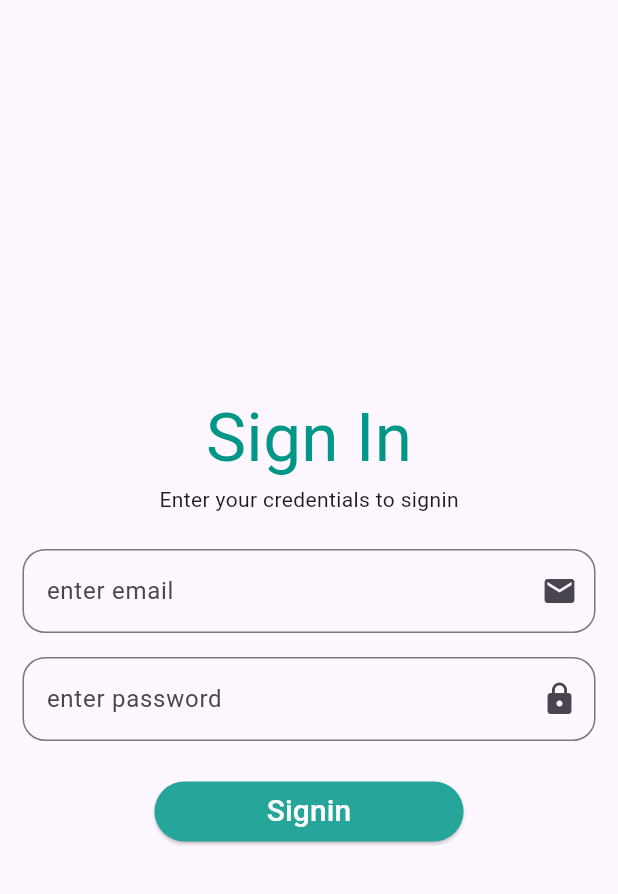
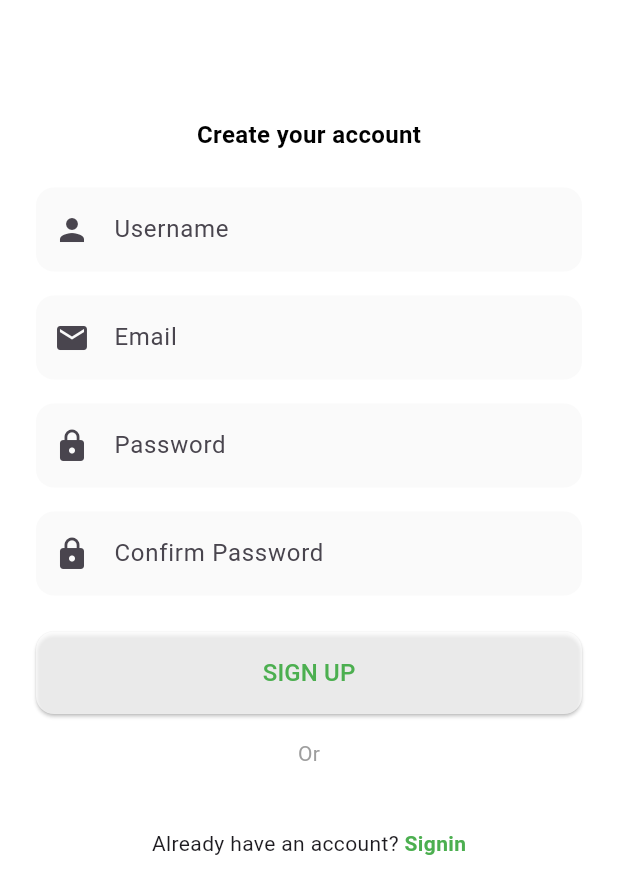
Before and after one commit to ayesha58/chearityMate221, a Flutter app: the screen it shows after launch, on a phone screen of 412 x 824 dp. Shown: the top 894 px of the screen. Run offline on Flutter 3.47's test engine with Material 3 defaults, Android fonts, the phone set to English and light mode, and no system bars; our stand-ins replace lottie.

Commit message:
signup page is build

```diff
--- a/lib/Donationscreens.dart
+++ b/lib/Donationscreens.dart
@@ -1,4 +1,4 @@
-import 'package:flutter/cupertino.dart';
+//import 'package:flutter/cupertino.dart';
 import 'package:flutter/material.dart';
 
 class donateitemscreen extends StatelessWidget {
@@ -8,7 +8,7 @@ class donateitemscreen extends StatelessWidget {
   Widget build(BuildContext context) {
     return Scaffold(
       appBar: AppBar(
-        title: Text('donate items '),
+        title: const Text('donate items '),
       ),
     );
   }
@@ -21,7 +21,7 @@ class donatemoneyscreen extends StatelessWidget {
   Widget build(BuildContext context) {
     return Scaffold(
       appBar: AppBar(
-        title: Text('donate money '),
+        title: const Text('donate money '),
       ),
     );
   }
@@ -34,7 +34,7 @@ class donatestationaryscreen extends StatelessWidget {
   Widget build(BuildContext context) {
     return Scaffold(
       appBar: AppBar(
-        title: Text('donate Stationary '),
+        title: const Text('donate Stationary '),
       ),
     );
   }
@@ -73,7 +73,7 @@ class otherdonation extends StatelessWidget {
   Widget build(BuildContext context) {
     return Scaffold(
       appBar: AppBar(
-        title: Text('other screen'),
+        title: const Text('other screen'),
       ),
     );
   }
--- a/lib/main.dart
+++ b/lib/main.dart
@@ -1,7 +1,7 @@
-import 'package:flutter/cupertino.dart';
+//import 'package:flutter/cupertino.dart';
 import 'package:flutter/material.dart';
 import 'package:sahara_homepage/postscreen.dart';
-import 'package:sahara_homepage/signinpage.dart';
+//import 'package:sahara_homepage/signinpage.dart';
 import 'package:sahara_homepage/splashscreen.dart';
 import 'Homescreen.dart';
 import 'profilescreen.dart';
@@ -24,7 +24,7 @@ class MyApp extends StatelessWidget {
         colorScheme: ColorScheme.fromSeed(seedColor: Colors.deepPurple),
         useMaterial3: true,
       ),
-      home: SplashScreen(),
+      home: const SplashScreen(),
     );
   }
 }
@@ -37,10 +37,10 @@ class MyHomePage extends StatefulWidget {
 }
 
 class _MyHomePageState extends State<MyHomePage> {
+  int current_index = 0;
+  final screen = [const Homepage(), const searchscreen(), const postscreen(), const profile()];
+
   @override
-  int current_index = 0;
-  final screen = [Homepage(), searchscreen(), postscreen(), profile()];
-
   Widget build(BuildContext context) {
     return Scaffold(
       bottomNavigationBar: BottomNavigationBar(
@@ -50,11 +50,11 @@ class _MyHomePageState extends State<MyHomePage> {
             current_index = value;
             setState(() {});
           },
-          unselectedIconTheme: IconThemeData(color: Colors.grey),
-          selectedIconTheme: IconThemeData(color: Colors.black),
+          unselectedIconTheme: const IconThemeData(color: Colors.grey),
+          selectedIconTheme: const IconThemeData(color: Colors.black),
           unselectedFontSize: 8,
           selectedFontSize: 10,
-          items: [
+          items: const [
             BottomNavigationBarItem(icon: Icon(Icons.home), label: 'Home'),
             BottomNavigationBarItem(icon: Icon(Icons.search), label: 'Search'),
             BottomNavigationBarItem(
--- a/lib/signinpage.dart
+++ b/lib/signinpage.dart
@@ -1,10 +1,11 @@
-import 'package:flutter/cupertino.dart';
+//import 'package:flutter/cupertino.dart';
 import 'package:flutter/material.dart';
-import 'package:sahara_homepage/Homescreen.dart';
+//import 'package:sahara_homepage/Homescreen.dart';
 import 'package:sahara_homepage/main.dart';
+//import 'package:sahara_homepage/signup%20page.dart';
 
-class signinpage extends StatelessWidget {
-  const signinpage({super.key});
+class SignInPage extends StatelessWidget {
+  const SignInPage({super.key});
 
   @override
   Widget build(BuildContext context) {
@@ -15,20 +16,20 @@ class signinpage extends StatelessWidget {
         child: Column(
           mainAxisAlignment: MainAxisAlignment.center,
           children: [
-            Text(
+            const Text(
               'Sign In',
               style: TextStyle(
                   // fontWeight: FontWeight.bold,
                   fontSize: 45,
                   color: Colors.teal),
             ),
-            Text('Enter your credentials to signin'),
-            SizedBox(
+            const Text('Enter your credentials to signin'),
+            const SizedBox(
               height: 15,
             ),
             buildtextfield('enter email', emailcontroller, Icons.email),
             buildtextfield('enter password', passwordcontroller, Icons.lock),
-            SizedBox(
+            const SizedBox(
               height: 15,
             ),
             ElevatedButton(
@@ -37,9 +38,9 @@ class signinpage extends StatelessWidget {
                 ),
                 onPressed: () {
                   Navigator.push(context,
-                      MaterialPageRoute(builder: (context) => MyHomePage()));
+                      MaterialPageRoute(builder: (context) => const MyHomePage()));
                 },
-                child: Text(
+                child: const Text(
                   '          Signin          ',
                   style: TextStyle(color: Colors.white, fontSize: 20),
                 ))
@@ -53,16 +54,17 @@ class signinpage extends StatelessWidget {
 Widget buildtextfield(
     String hinttext, TextEditingController controller, IconData suffixicon) {
   return Padding(
-    padding: EdgeInsets.symmetric(horizontal: 15, vertical: 8),
+    padding: const EdgeInsets.symmetric(horizontal: 15, vertical: 8),
     child: TextField(
       controller: controller,
       keyboardType: TextInputType.emailAddress,
       decoration: InputDecoration(
           hintText: hinttext,
           suffixIcon: Icon(suffixicon),
-          border: OutlineInputBorder(
+          border: const OutlineInputBorder(
             borderRadius: BorderRadius.all(Radius.circular(15)),
           )),
     ),
+
   );
 }
--- /dev/null
+++ b/lib/signup page.dart
@@ -0,0 +1,157 @@
+
+
+
+import 'package:flutter/material.dart';
+import 'package:sahara_homepage/Homescreen.dart';
+import 'package:sahara_homepage/signinpage.dart';
+
+
+class SignUpPage extends StatelessWidget {
+  const SignUpPage({super.key});
+
+  @override
+  Widget build(BuildContext context) {
+    return Scaffold(
+      backgroundColor: Colors.white,
+      body: SingleChildScrollView(
+        child: Padding(
+          padding: const EdgeInsets.all(24.0),
+          child: Center(
+            child: Column(
+              mainAxisAlignment: MainAxisAlignment.center,
+              children: [
+                const Text(
+                  'Sign up',
+                  style: TextStyle(
+                    color: Colors.white70,
+                    fontSize: 32,
+                    fontWeight: FontWeight.bold,
+                  ),
+                ),
+                const SizedBox(height: 8),
+                const Text(
+                  'Create your account',
+                  style: TextStyle(
+                    fontSize: 16,
+                    fontWeight: FontWeight.bold,
+                    color: Colors.black,
+                  ),
+                ),
+                const SizedBox(height: 24),
+                // Username Field
+                TextField(
+                  decoration: InputDecoration(
+                    prefixIcon: const Icon(Icons.person),
+                    hintText: 'Username',
+                    filled: true,
+                    fillColor: Colors.grey[50],
+                    border: OutlineInputBorder(
+                      borderRadius: BorderRadius.circular(12),
+                      borderSide: BorderSide.none,
+                    ),
+                  ),
+                ),
+                const SizedBox(height: 16),
+                // Email Field
+                TextField(
+                  decoration: InputDecoration(
+                    prefixIcon: const Icon(Icons.email),
+                    hintText: 'Email',
+                    filled: true,
+                    fillColor: Colors.grey[50],
+                    border: OutlineInputBorder(
+                      borderRadius: BorderRadius.circular(12),
+                      borderSide: BorderSide.none,
+                    ),
+                  ),
+                ),
+                const SizedBox(height: 16),
+                // Password Field
+                TextField(
+                  obscureText: true,
+                  decoration: InputDecoration(
+                    prefixIcon: const Icon(Icons.lock),
+                    hintText: 'Password',
+                    filled: true,
+                    fillColor: Colors.grey[50],
+                    border: OutlineInputBorder(
+                      borderRadius: BorderRadius.circular(12),
+                      borderSide: BorderSide.none,
+                    ),
+                  ),
+                ),
+                const SizedBox(height: 16),
+                // Confirm Password Field
+                TextField(
+                  obscureText: true,
+                  decoration: InputDecoration(
+                    prefixIcon: const Icon(Icons.lock),
+                    hintText: 'Confirm Password',
+                    filled: true,
+                    fillColor: Colors.grey[50],
+                    border: OutlineInputBorder(
+                      borderRadius: BorderRadius.circular(12),
+                      borderSide: BorderSide.none,
+                    ),
+                  ),
+                ),
+                const SizedBox(height: 24),
+                // Sign Up Button
+                SizedBox(
+                  width: double.infinity,
+                  child: ElevatedButton(
+                    onPressed: () {
+                      Navigator.push(context,
+                          MaterialPageRoute(builder:(context)=>const Homepage() ));
+                    },
+                    style: ElevatedButton.styleFrom(
+                      backgroundColor: Colors.white70,
+                      padding: const EdgeInsets.symmetric(vertical: 16),
+                      shape: RoundedRectangleBorder(
+                        borderRadius: BorderRadius.circular(12),
+                      ),
+                    ),
+                    child: const Text(
+                      'SIGN UP',
+                      style: TextStyle(fontSize: 16,
+                          color: Colors.green),
+                    ),
+                  ),
+                ),
+                const SizedBox(height: 16),
+                const Text('Or', style: TextStyle(color: Colors.grey)),
+                const SizedBox(height: 16),
+                // Sign in with Google Button
+
+                const SizedBox(height: 24),
+                // Login link
+                Row(
+                  mainAxisAlignment: MainAxisAlignment.center,
+                  children: [
+                    const Text('Already have an account? '),
+                    GestureDetector(
+                      onTap: () {
+                        Navigator.push(
+                          context,
+                          MaterialPageRoute(builder: (context) => const SignInPage()),
+                        );
+                        // Navigate to login screen
+                      },
+                      child: const Text(
+                        'Signin',
+                        style: TextStyle(
+                          color: Colors.green,
+                          fontWeight: FontWeight.bold,
+                        ),
+                      ),
+                    ),
+                  ],
+                ),
+              ],
+            ),
+          ),
+        ),
+      ),
+    );
+  }
+}
--- a/lib/splashscreen.dart
+++ b/lib/splashscreen.dart
@@ -1,7 +1,8 @@
 import 'dart:async';
 import 'package:flutter/material.dart';
 import 'package:lottie/lottie.dart';
-import 'package:sahara_homepage/signinpage.dart';
+//import 'package:sahara_homepage/signinpage.dart';
+import 'package:sahara_homepage/signup%20page.dart';
 
 class SplashScreen extends StatefulWidget {
   const SplashScreen({Key? key}) : super(key: key);
@@ -14,10 +15,10 @@ class _SplashScreenState extends State<SplashScreen> {
   @override
   void initState() {
     super.initState();
-    Timer(Duration(seconds: 5), () {
+    Timer(const Duration(seconds: 5), () {
       Navigator.pushReplacement(
         context,
-        MaterialPageRoute(builder: (context) => signinpage()),
+        MaterialPageRoute(builder: (context) => const SignUpPage()),
       );
     });
   }
@@ -25,7 +26,7 @@ class _SplashScreenState extends State<SplashScreen> {
   @override
   Widget build(BuildContext context) {
     return Scaffold(
-      body: Container(
+      body: SizedBox(
         height: double.infinity,
         width: double.infinity,
         child: Center(
```
Also changed, not shown: pubspec.lock.
